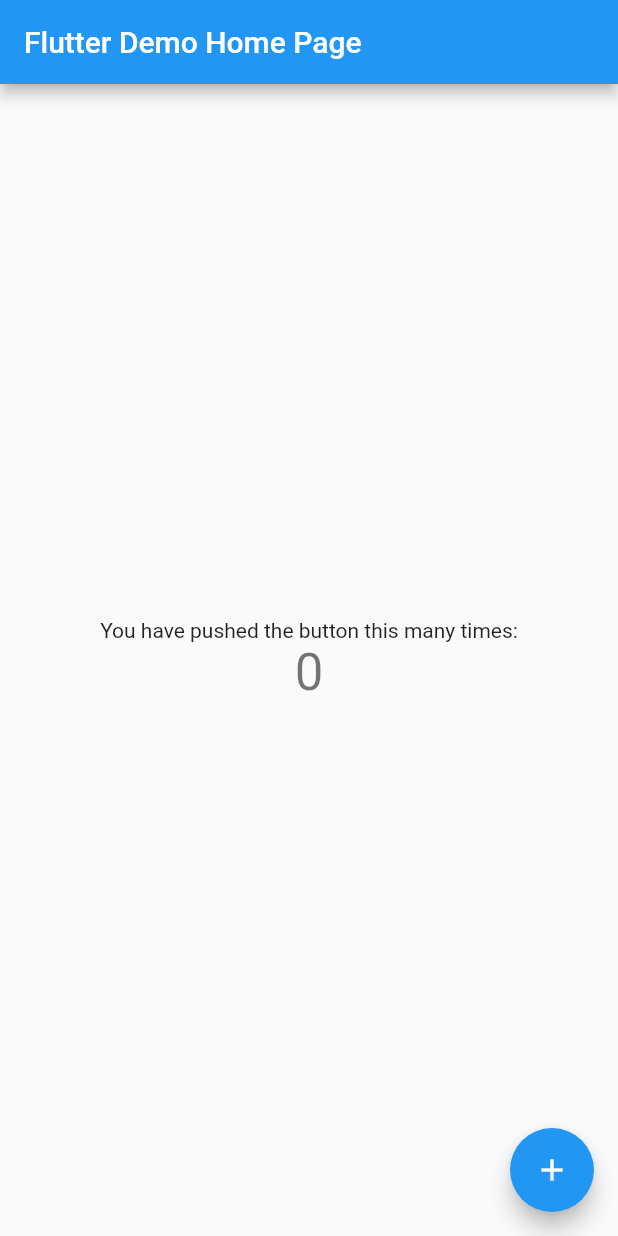
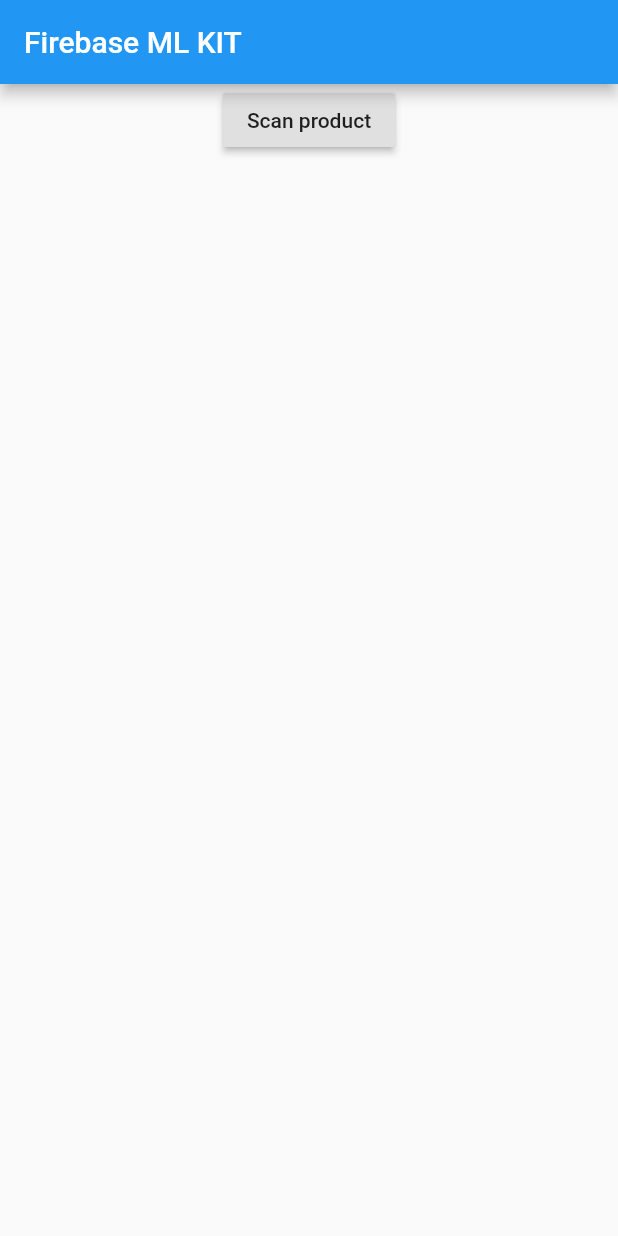
Before and after one commit to Rtaaaaabo/flutter_ml_vision, a Flutter app: the screen it shows after launch, on a phone screen of 412 x 824 dp. Run offline on Flutter 3.47's test engine with Material 2 defaults, Android fonts, the phone set to English and light mode, and no system bars; missing offline and left inert: firebase_ml_vision, flutter_camera_ml_vision; accounts and stored records are empty.

Commit message:
Scan Productを設定

```diff
--- a/lib/main.dart
+++ b/lib/main.dart
@@ -5,39 +5,20 @@ import 'package:flutter_camera_ml_vision/flutter_camera_ml_vision.dart';
 void main() => runApp(MyApp());
 
 class MyApp extends StatelessWidget {
-  // This widget is the root of your application.
   @override
   Widget build(BuildContext context) {
     return MaterialApp(
-      title: 'Flutter Demo',
+      title: 'Firebase ML KIT',
       theme: ThemeData(
-        // This is the theme of your application.
-        //
-        // Try running your application with "flutter run". You'll see the
-        // application has a blue toolbar. Then, without quitting the app, try
-        // changing the primarySwatch below to Colors.green and then invoke
-        // "hot reload" (press "r" in the console where you ran "flutter run",
-        // or simply save your changes to "hot reload" in a Flutter IDE).
-        // Notice that the counter didn't reset back to zero; the application
-        // is not restarted.
         primarySwatch: Colors.blue,
       ),
-      home: MyHomePage(title: 'Flutter Demo Home Page'),
+      home: MyHomePage(title: 'Firebase ML KIT'),
     );
   }
 }
 
 class MyHomePage extends StatefulWidget {
   MyHomePage({Key key, this.title}) : super(key: key);
-
-  // This widget is the home page of your application. It is stateful, meaning
-  // that it has a State object (defined below) that contains fields that affect
-  // how it looks.
-
-  // This class is the configuration for the state. It holds the values (in this
-  // case the title) provided by the parent (in this case the App widget) and
-  // used by the build method of the State. Fields in a Widget subclass are
-  // always marked "final".
 
   final String title;
 
@@ -46,68 +27,71 @@ class MyHomePage extends StatefulWidget {
 }
 
 class _MyHomePageState extends State<MyHomePage> {
-  int _counter = 0;
-
-  void _incrementCounter() {
-    setState(() {
-      // This call to setState tells the Flutter framework that something has
-      // changed in this State, which causes it to rerun the build method below
-      // so that the display can reflect the updated values. If we changed
-      // _counter without calling setState(), then the build method would not be
-      // called again, and so nothing would appear to happen.
-      _counter++;
-    });
-  }
+  List<String> data = [];
 
   @override
   Widget build(BuildContext context) {
-    // This method is rerun every time setState is called, for instance as done
-    // by the _incrementCounter method above.
-    //
-    // The Flutter framework has been optimized to make rerunning build methods
-    // fast, so that you can just rebuild anything that needs updating rather
-    // than having to individually change instances of widgets.
     return Scaffold(
-      appBar: AppBar(
-        // Here we take the value from the MyHomePage object that was created by
-        // the App.build method, and use it to set our appbar title.
-        title: Text(widget.title),
+      appBar: AppBar(title: Text(widget.title)),
+      body: Column(
+        mainAxisSize: MainAxisSize.min,
+        crossAxisAlignment: CrossAxisAlignment.center,
+        children: [
+          RaisedButton(
+            child: Text('Scan product'),
+            onPressed: () async {
+              final barcode = await Navigator.of(context).push<Barcode>(
+                MaterialPageRoute(
+                  builder: (c) {
+                    return ScanPage();
+                  },
+                ),
+              );
+              print(barcode);
+              if (barcode == null) {
+                return;
+              }
+              setState(() {
+                data.add(barcode.displayValue);
+              });
+            },
+          ),
+          Expanded(
+            child: ListView(
+              children: data.map((d) => Text(d)).toList(),
+            ),
+          ),
+        ],
       ),
-      body: Center(
-        // Center is a layout widget. It takes a single child and positions it
-        // in the middle of the parent.
-        child: Column(
-          // Column is also a layout widget. It takes a list of children and
-          // arranges them vertically. By default, it sizes itself to fit its
-          // children horizontally, and tries to be as tall as its parent.
-          //
-          // Invoke "debug painting" (press "p" in the console, choose the
-          // "Toggle Debug Paint" action from the Flutter Inspector in Android
-          // Studio, or the "Toggle Debug Paint" command in Visual Studio Code)
-          // to see the wireframe for each widget.
-          //
-          // Column has various properties to control how it sizes itself and
-          // how it positions its children. Here we use mainAxisAlignment to
-          // center the children vertically; the main axis here is the vertical
-          // axis because Columns are vertical (the cross axis would be
-          // horizontal).
-          mainAxisAlignment: MainAxisAlignment.center,
-          children: <Widget>[
-            Text(
-              'You have pushed the button this many times:',
-            ),
-            Text(
-              '$_counter',
-              style: Theme.of(context).textTheme.display1,
-            ),
-          ],
-        ),
-      ),
-      floatingActionButton: FloatingActionButton(
-        onPressed: _incrementCounter,
-        tooltip: 'Increment',
-        child: Icon(Icons.add),
-      ), // This trailing comma makes auto-formatting nicer for build methods.
     );
   }
 }
+
+class ScanPage extends StatefulWidget {
+  @override
+  _ScanPageState createState() => _ScanPageState();
+}
+
+class _ScanPageState extends State<ScanPage> {
+  bool resultSent = false;
+  @override
+  Widget build(BuildContext context) {
+    return Scaffold(
+      body: SafeArea(
+        child: SizedBox(
+          width: MediaQuery.of(context).size.width,
+          child: CameraMlVision<List<Barcode>>(
+            detector: FirebaseVision.instance.barcodeDetector().detectInImage,
+            onResult: (List<Barcode> barcodes) {
+              if (!mounted || resultSent) {
+                return;
+              }
+              resultSent = true;
+              Navigator.of(context).pop<Barcode>(barcodes.first);
+            },
+          ),
+        ),
+      ),
+    );
+  }
+}
--- a/pubspec.yaml
+++ b/pubspec.yaml
@@ -19,6 +19,8 @@ environment:
 dependencies:
   flutter:
     sdk: flutter
+  flutter_camera_ml_vision: ^2.2.4
+  firebase_ml_vision: ^0.9.3+5
 
   # The following adds the Cupertino Icons font to your application.
   # Use with the CupertinoIcons class for iOS style icons.
@@ -27,7 +29,6 @@ dependencies:
 dev_dependencies:
   flutter_test:
     sdk: flutter
-  flutter_camera_ml_vision: ^2.2.4
 
 # For information on the generic Dart part of this file, see the
 # following page: https://dart.dev/tools/pub/pubspec
```
Also changed, not shown: pubspec.lock.
